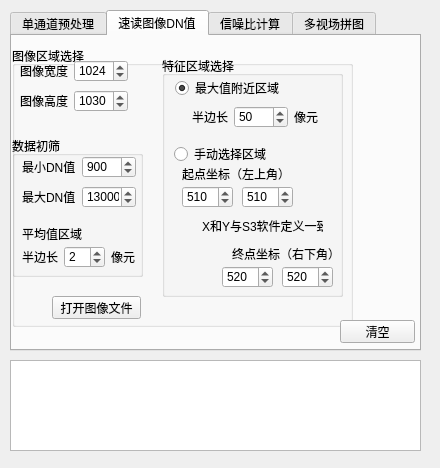
Before: the Qt Designer form gui.ui in angel263wy/Img_preprocess, drawn with Qt 5.
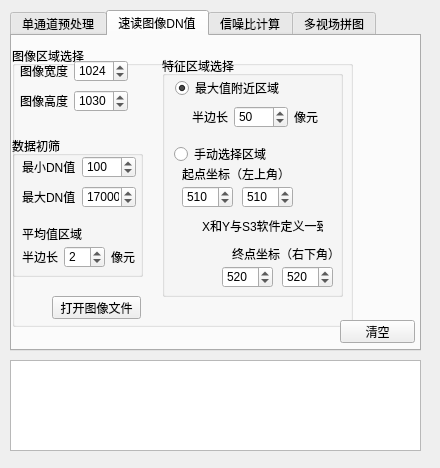
After: the same form once the commit is applied. The open tabs and pages were chosen to show the change.

Commit message:
图像预处理工具 修复重心算法Bug 如果全图灰度值被清零 则重心出现除零异常
增加判断 全图为0时 重心坐标直接返回0

```diff
--- a/gui.ui
+++ b/gui.ui
@@ -421,7 +421,7 @@
            <number>99999</number>
           </property>
           <property name="value">
-           <number>900</number>
+           <number>100</number>
           </property>
          </widget>
         </item>
@@ -456,7 +456,7 @@
            <number>1</number>
           </property>
           <property name="value">
-           <number>13000</number>
+           <number>17000</number>
           </property>
          </widget>
         </item>
```
Left out of the diff: 2 changed lines with no effect on the pictures. The commit also changes 2 other files.
